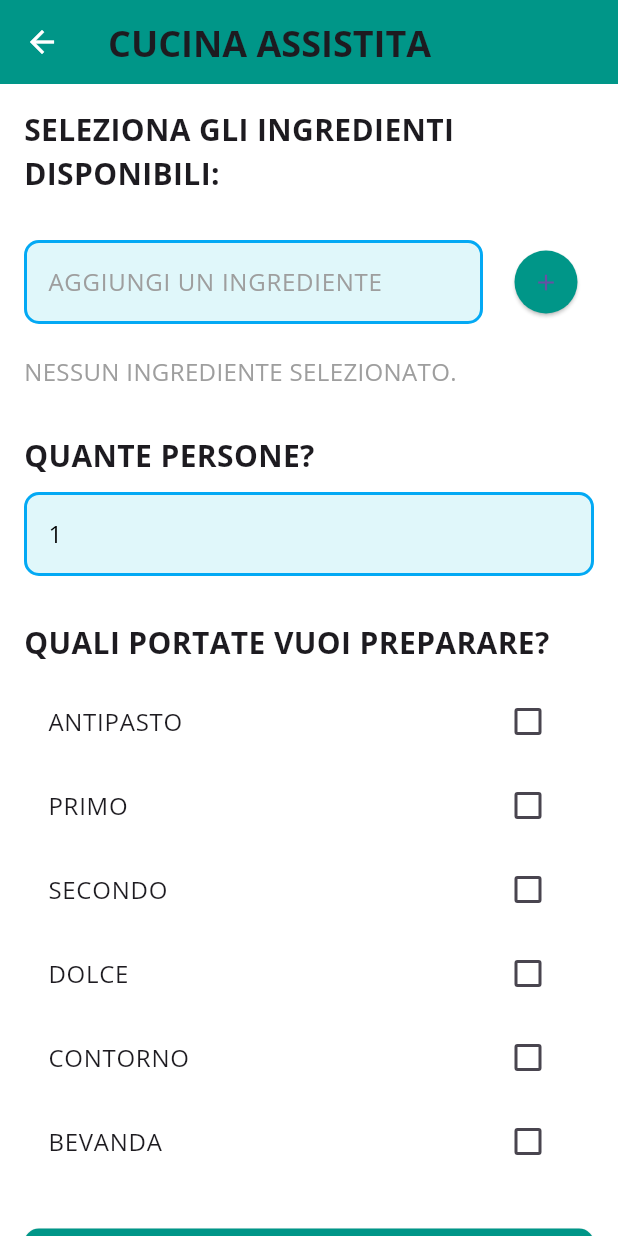
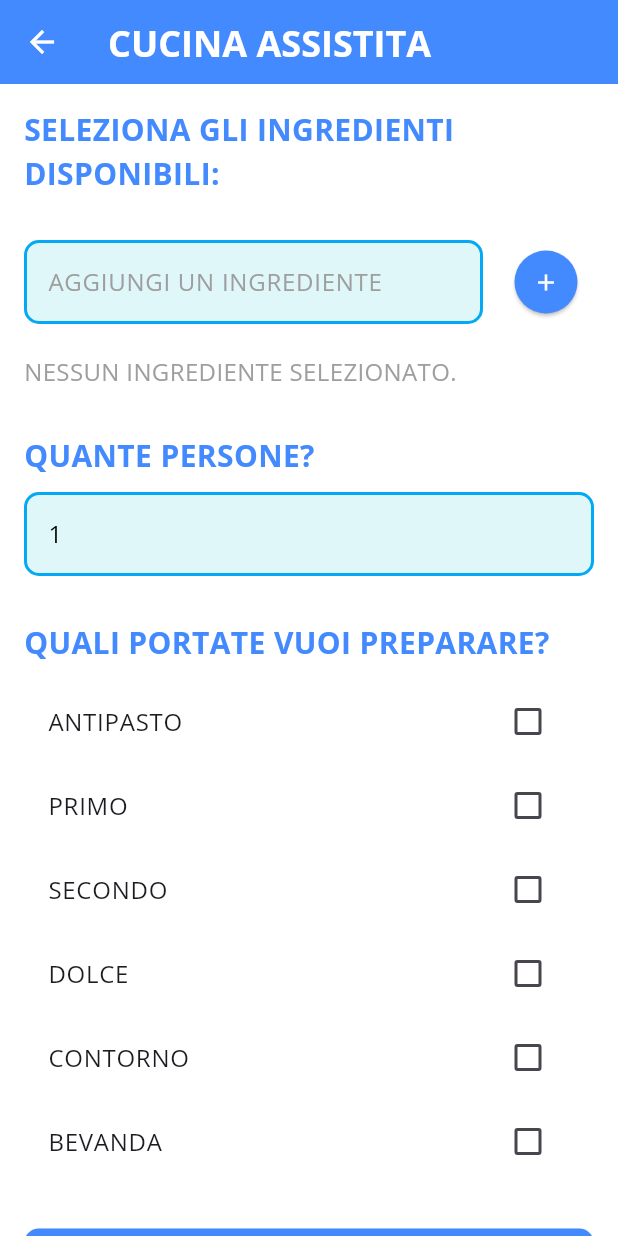
Before and after one commit to Koichi-san-hu/aidhome_2, a Flutter app: the CookingPage screen opened directly, on a phone screen of 412 x 824 dp. Run offline on Flutter 3.47's test engine with Material 3 defaults, Android fonts, the phone set to English and light mode, and no system bars; our stand-ins replace cloud_firestore, confetti, firebase_auth, firebase_core, flutter_dotenv, geolocator and 6 more; accounts and stored records are empty; statements that could not run were skipped.

Commit message:
aggiunti screenshot

```diff
--- a/lib/screens/cooking_page.dart
+++ b/lib/screens/cooking_page.dart
@@ -38,6 +38,12 @@ class _CookingPageState extends State<CookingPage> {
 
   // Confetti Controller per l'effetto confetti
   late ConfettiController _confettiController;
+
+  // Definizione delle costanti dei colori
+  static const Color primaryBlue = Colors.blueAccent;
+  static const Color secondaryLightBlue = Colors.lightBlue;
+  static const Color chipSelectedColor = Colors.blueAccent;
+  static const Color chipUnselectedColor = Colors.lightBlue;
 
   @override
   void initState() {
@@ -179,8 +185,7 @@ class _CookingPageState extends State<CookingPage> {
       // Mostra uno SnackBar in caso di errore durante la generazione delle istruzioni
       ScaffoldMessenger.of(context).showSnackBar(
         const SnackBar(
-            content:
-            Text('ERRORE NEL GENERARE LE ISTRUZIONI. RIPROVA.')),
+            content: Text('ERRORE NEL GENERARE LE ISTRUZIONI. RIPROVA.')),
       );
     } finally {
       if (mounted) {
@@ -205,9 +210,9 @@ class _CookingPageState extends State<CookingPage> {
         title: Text(
           'CUCINA ASSISTITA',
           style: GoogleFonts.openSans(
-              fontSize: 24, fontWeight: FontWeight.bold),
+              fontSize: 24, fontWeight: FontWeight.bold, color: Colors.white),
         ),
-        backgroundColor: Colors.teal,
+        backgroundColor: primaryBlue,
       ),
       body: GestureDetector(
         // Chiude la tastiera quando si tocca fuori dal TextField
@@ -223,7 +228,9 @@ class _CookingPageState extends State<CookingPage> {
               Text(
                 'SELEZIONA GLI INGREDIENTI DISPONIBILI:',
                 style: GoogleFonts.openSans(
-                    fontSize: 20, fontWeight: FontWeight.bold),
+                    fontSize: 20,
+                    fontWeight: FontWeight.bold,
+                    color: primaryBlue),
               ),
               const SizedBox(height: 10),
               // Wrapping dei FilterChip degli ingredienti disponibili
@@ -263,9 +270,9 @@ class _CookingPageState extends State<CookingPage> {
                         _ingredientController.clear();
                       }
                     },
-                    child: const Icon(Icons.add),
+                    child: const Icon(Icons.add, color: Colors.white),
                     style: ElevatedButton.styleFrom(
-                      backgroundColor: Colors.teal,
+                      backgroundColor: primaryBlue,
                       shape: const CircleBorder(),
                       padding: const EdgeInsets.all(12),
                     ),
@@ -281,13 +288,15 @@ class _CookingPageState extends State<CookingPage> {
                   Text(
                     'INGREDIENTI SELEZIONATI:',
                     style: GoogleFonts.openSans(
-                        fontSize: 20, fontWeight: FontWeight.bold),
+                        fontSize: 20,
+                        fontWeight: FontWeight.bold,
+                        color: primaryBlue),
                   ),
                   const SizedBox(height: 10),
                   Wrap(
                     spacing: 8,
-                    children: List.generate(
-                        _selectedIngredients.length, (index) {
+                    children: List.generate(_selectedIngredients.length,
+                            (index) {
                           return Chip(
                             label: Text(
                               _selectedIngredients[index],
@@ -296,9 +305,8 @@ class _CookingPageState extends State<CookingPage> {
                             ),
                             deleteIcon: const Icon(Icons.close),
                             onDeleted: () => _removeIngredient(index),
-                        backgroundColor: Colors.teal.shade400,
-                        labelStyle:
-                        const TextStyle(color: Colors.white),
+                            backgroundColor: chipSelectedColor,
+                            labelStyle: const TextStyle(color: Colors.white),
                           );
                         }),
                   ),
@@ -314,7 +322,9 @@ class _CookingPageState extends State<CookingPage> {
               Text(
                 'QUANTE PERSONE?',
                 style: GoogleFonts.openSans(
-                    fontSize: 20, fontWeight: FontWeight.bold),
+                    fontSize: 20,
+                    fontWeight: FontWeight.bold,
+                    color: primaryBlue),
               ),
               const SizedBox(height: 10),
               TextField(
@@ -336,7 +346,9 @@ class _CookingPageState extends State<CookingPage> {
               Text(
                 'QUALI PORTATE VUOI PREPARARE?',
                 style: GoogleFonts.openSans(
-                    fontSize: 20, fontWeight: FontWeight.bold),
+                    fontSize: 20,
+                    fontWeight: FontWeight.bold,
+                    color: primaryBlue),
               ),
               const SizedBox(height: 10),
               Column(
@@ -350,7 +362,7 @@ class _CookingPageState extends State<CookingPage> {
                     onChanged: (bool? value) {
                       _toggleCourseType(type, value ?? false);
                     },
-                    activeColor: Colors.teal,
+                    activeColor: primaryBlue,
                   );
                 }).toList(),
               ),
@@ -369,7 +381,7 @@ class _CookingPageState extends State<CookingPage> {
                       fontSize: 18, fontWeight: FontWeight.bold),
                 ),
                 style: ElevatedButton.styleFrom(
-                  backgroundColor: Colors.teal,
+                  backgroundColor: primaryBlue,
                   padding: const EdgeInsets.symmetric(
                       horizontal: 50, vertical: 15),
                   shape: RoundedRectangleBorder(
@@ -385,11 +397,11 @@ class _CookingPageState extends State<CookingPage> {
                   blastDirectionality: BlastDirectionality.explosive,
                   shouldLoop: false,
                   colors: const [
-                    Colors.green,
-                    Colors.blue,
-                    Colors.pink,
+                    Colors.blueAccent,
+                    Colors.lightBlue,
+                    Colors.purple,
                     Colors.orange,
-                    Colors.purple
+                    Colors.blue
                   ],
                   numberOfParticles: 100,
                   maxBlastForce: 80,
@@ -428,9 +440,9 @@ class _CookingPageState extends State<CookingPage> {
         });
       },
       // Colore del Chip quando selezionato
-      selectedColor: Colors.teal.shade700,
+      selectedColor: chipSelectedColor,
       // Colore di sfondo del Chip quando non è selezionato
-      backgroundColor: Colors.teal,
+      backgroundColor: chipUnselectedColor,
       // Colore del checkmark
       checkmarkColor: Colors.white,
       // Nasconde il checkmark predefinito
```
Also changed, not shown: assets/images/home_page.png (added). Lines whose indentation alone changed are shown as unchanged.
